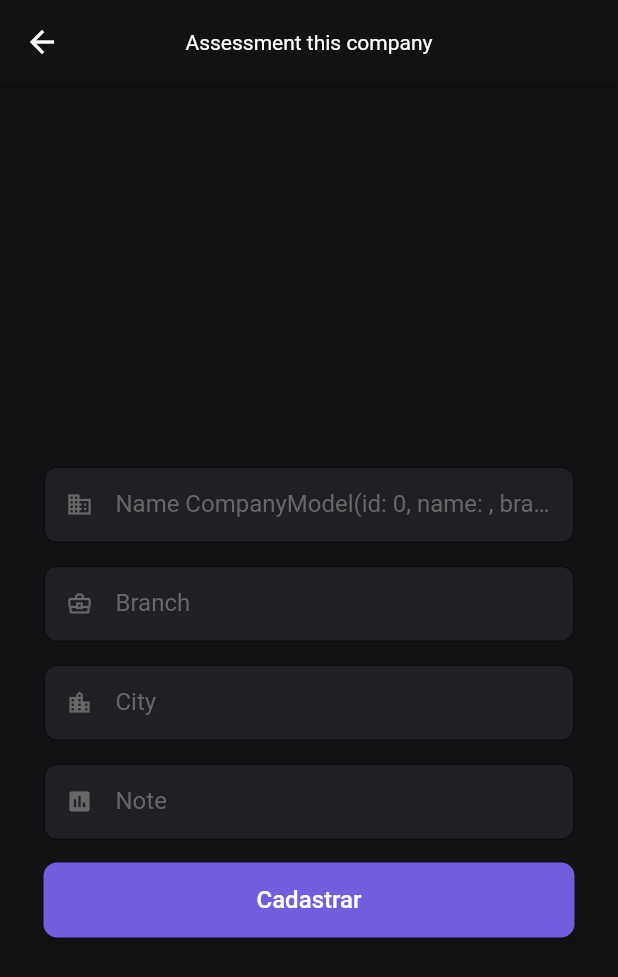
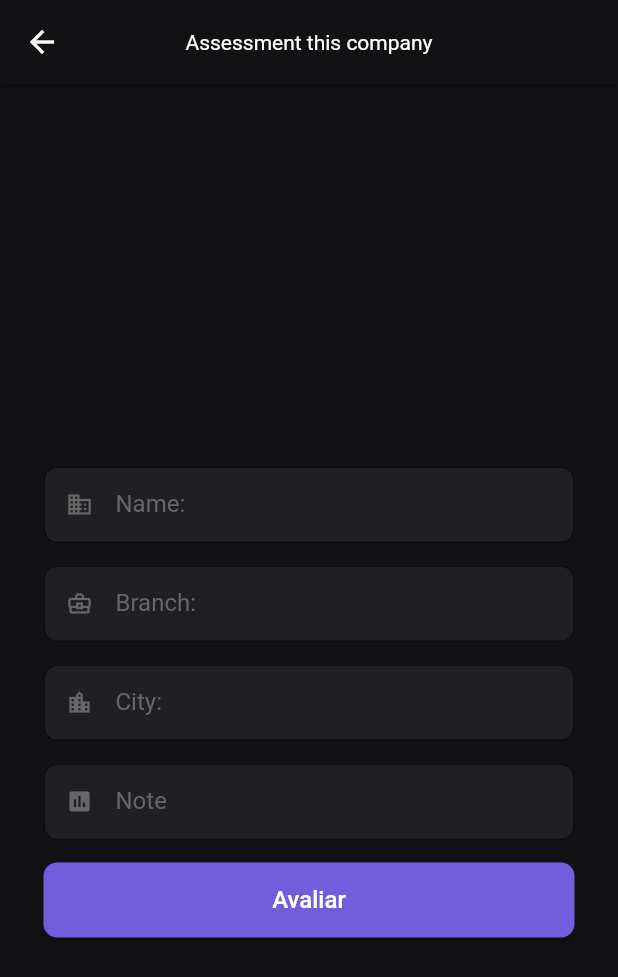
Before and after one commit to ub-system/avalie, a Flutter app: the InfoCompanyPage screen opened directly with empty values, on a phone screen of 412 x 824 dp. Shown: the top 977 px of the screen. Run offline on Flutter 3.47's test engine with Material 2 defaults, Android fonts, the phone set to English and light mode, and no system bars; our stand-ins replace dio, fluttertoast, get, shared_preferences; accounts and stored records are empty.

Commit message:
conseguindo avaliar

```diff
--- a/lib/app/controllers/assessment_controller.dart
+++ b/lib/app/controllers/assessment_controller.dart
@@ -31,14 +31,15 @@ class AssessmentController extends GetxController {
   Future post() async {
     isLoading.value = true;
 
+    assessment.user = auth.user;
     String token = auth.user.token!;
     // print(user);
 
     ApiResult<AssessmentModel> result = await repository.insert(token: token, assessment: assessment);
     if (!result.isError) {
       assessment = result.data!;
-      appUtils.showToast(message: "Company cadastrada com sucesso!");
-      Get.offAllNamed(AppRoutes.login);
+      appUtils.showToast(message: "Company avaliada com sucesso!");
+      Get.offAllNamed(AppRoutes.home);
     } else {
       appUtils.showToast(message: result.message!, isError: true);
     }
--- a/lib/app/controllers/company_controller.dart
+++ b/lib/app/controllers/company_controller.dart
@@ -45,16 +45,15 @@ class CompanyController extends GetxController {
       company = result.data!;
       assessment.company = company;
       assessment.user = auth.user;
-      appUtils.showToast(message: "Company cadastrada com sucesso!");
 
       ApiResult<AssessmentModel> resultAssessment = await assessmentRepository.insert(token: token, assessment: assessment);
 
       if(!resultAssessment.isError){
         assessment = resultAssessment.data!;
-        appUtils.showToast(message: "Assessment cadastrada com sucesso!");
+        appUtils.showToast(message: "Company cadastrada com sucesso!");
       }
 
-      Get.offAllNamed(AppRoutes.login);
+      Get.offAllNamed(AppRoutes.home);
     } else {
       appUtils.showToast(message: result.message!, isError: true);
     }
--- a/lib/app/pages/home/info_company.dart
+++ b/lib/app/pages/home/info_company.dart
@@ -49,21 +49,21 @@ class InfoCompanyPage extends StatelessWidget {
                         TextFieldWidget(
                           controller: nameTExtController,
                           icon: Icons.business,
-                          label: 'Name $companyModel.name',
+                          label: 'Name: ${companyModel.name}',
                         ),
 
                         // Ramo
                         TextFieldWidget(
                           controller: branchTExtController,
                           icon: Icons.business_center_outlined,
-                          label: 'Branch',
+                          label: 'Branch: ${companyModel.branch}',
                         ),
 
                         // Cidade
                         TextFieldWidget(
                           controller: cityTExtController,
                           icon: Icons.location_city,
-                          label: 'City'+companyModel.city
+                          label: 'City: ${companyModel.city}'
                         ),
 
                         // Nota
@@ -74,6 +74,7 @@ class InfoCompanyPage extends StatelessWidget {
                           textInputType: TextInputType.number,
                           onSaved: (value) {
                             controller.assessment.note = int.tryParse(value!);
+                            controller.assessment.company = companyModel;
                           },
                         ),
 
@@ -103,7 +104,7 @@ class InfoCompanyPage extends StatelessWidget {
                                   ? const CircularProgressIndicator(
                                       backgroundColor: Colors.white)
                                   : const Text(
-                                      'Cadastrar',
+                                      'Avaliar',
                                       style: TextStyle(fontSize: 16),
                                     ),
                             );
```
